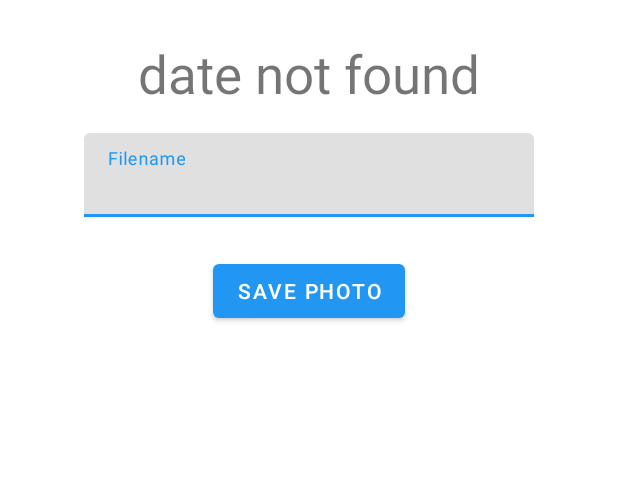
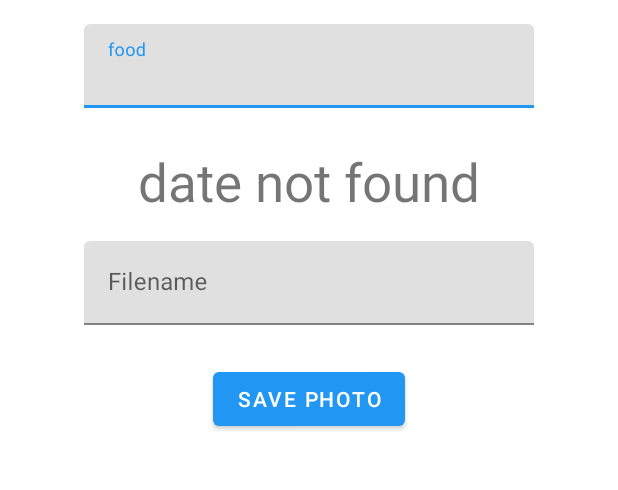
Before and after one commit to meylingtaing/flimkit, an Android app: the layout activity_main.xml on its own in the app's theme, with its tools: preview values and no code run, on a phone screen of 412 x 824 dp, the part 450-940 px from its top. Run offline under Robolectric (Android 15) with nearby library versions, the phone set to English and light mode, and no system bars.

Commit message:
Be able to use folder other than food

```diff
--- a/app/src/main/java/com/example/flimkit/MainActivity.kt
+++ b/app/src/main/java/com/example/flimkit/MainActivity.kt
@@ -35,6 +35,8 @@ class MainActivity : AppCompatActivity() {
     private lateinit var binding: ActivityMainBinding
 
     private var photoUri: Uri? = null
+
+    private var folder: String = "food"
     private var year: String? = null
     private var month: String? = null
     private var day: String? = null
@@ -166,7 +168,7 @@ class MainActivity : AppCompatActivity() {
 
         val bucket = getString(R.string.bucket)
         val file = convertResourceToFile()
-        val key = "food/${year}/${month}/${year}-${month}-${day}_${input}.$extension"
+        val key = "${folder}/${year}/${month}/${year}-${month}-${day}_${input}.$extension"
 
         // Before saving the file, we need to check and see if it already exists, and if it does,
         // then we should prompt to user to make sure overwriting it is okay
@@ -289,6 +291,9 @@ class MainActivity : AppCompatActivity() {
             return ""
         }
 
+        // Set the folder
+        folder = binding.imageFolderInputText.text.toString().trim()
+
         // Make sure we have a date
         if (year == null || month == null || day == null) {
             show("No date chosen")
--- a/app/src/main/res/layout/activity_main.xml
+++ b/app/src/main/res/layout/activity_main.xml
@@ -14,6 +14,22 @@
         android:layout_marginTop="50dp"
         android:src="@mipmap/ic_launcher"
         android:contentDescription="@string/image_content_description" />
+
+    <com.google.android.material.textfield.TextInputLayout
+        android:id="@+id/image_folder_input"
+        android:layout_width="300dp"
+        android:layout_height="wrap_content"
+        android:hint="@string/default_image_folder"
+        android:layout_marginTop="16dp">
+
+        <com.google.android.material.textfield.TextInputEditText
+            android:id="@+id/image_folder_input_text"
+            android:layout_width="match_parent"
+            android:layout_height="wrap_content"
+            android:inputType="text"
+            />
+
+    </com.google.android.material.textfield.TextInputLayout>
 
     <TextView
         android:id="@+id/image_date"
--- a/app/src/main/res/values/strings.xml
+++ b/app/src/main/res/values/strings.xml
@@ -2,6 +2,7 @@
     <string name="app_name">FliMKit</string>
     <string name="cdn_url">https://cdn.meylingtaing.com/</string>
     <string name="default_image_date_text">date not found</string>
+    <string name="default_image_folder">food</string>
     <string name="image_content_description">Click this to choose an image</string>
     <string name="filename_input_hint">Filename</string>
     <string name="save_button_text">Save Photo</string>
```
